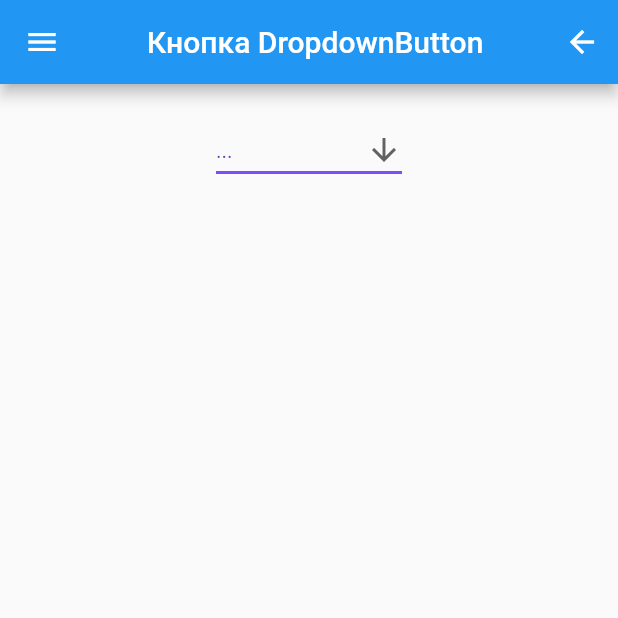
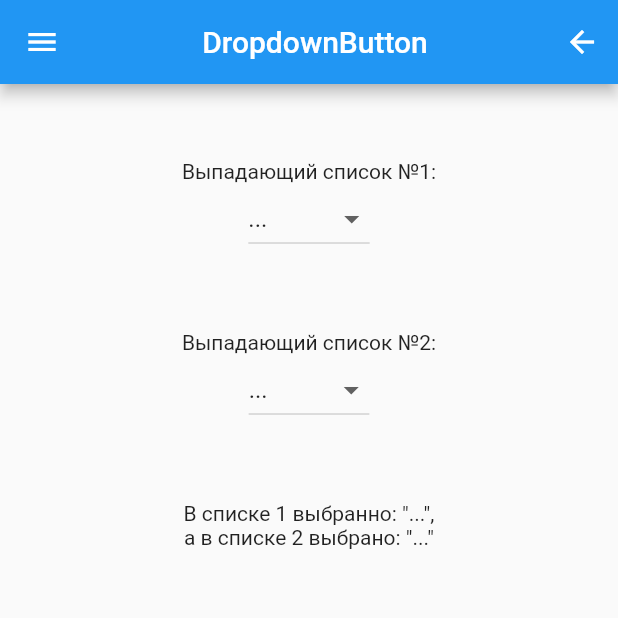
Before and after one commit to IvanAGrebenkin/trial_work, a Flutter app: the screen it shows after launch, after a tap on "Переход к кнопке DropdownButton", on a phone screen of 412 x 824 dp, the top half of it. Run offline on Flutter 3.47's test engine with Material 2 defaults, Android fonts, the phone set to English and light mode, and no system bars.

Commit message:
На странице DropdownButton реализованы два выпадающих списка. Второй список активен для выбора только при условии выбора значения в первом списке.

```diff
--- a/lib/Screens/drop_down_button.dart
+++ b/lib/Screens/drop_down_button.dart
@@ -1,26 +1,81 @@
+import 'package:flutter/cupertino.dart';
 import 'package:flutter/material.dart';
+import 'package:trial_work/Utils/widgets.dart';
 
-import '../Utils/widgets.dart';
 
-class MyDropdownButton extends StatelessWidget {
+class MyDropdownButton extends StatefulWidget {
   const MyDropdownButton({Key? key}) : super(key: key);
 
-  // static const String _title = 'Flutter Code Sample';
+  @override
+  State<MyDropdownButton> createState() => _MyDropdownButtonState();
+}
 
-  get pageName => 'Кнопка DropdownButton';
+class _MyDropdownButtonState extends State<MyDropdownButton> {
+  get pageName => 'DropdownButton';
+
+
+
+  get items1 => <String>['...', 'Один', 'Два', 'Три', 'Четыре', ];
+  get items2 => <String>['...', 'Пять', 'Шесть', 'Семь', 'Восемь', ];
+
+  String dropdownValue1 = '...';
+  String dropdownValue2 = '...';
+
+  bool a = true;
 
   @override
   Widget build(BuildContext context) {
     return MaterialApp(
-      // title: _title,
       home: Scaffold(
         appBar: appBar(context, pageName),
         drawer: navDrawer(context),
         body: Center(
           child: Column(
-            children: const [
-              SizedBox(height: 20,),
-              MyStatefulWidget(),
+            children: [
+              const SizedBox(height: 50,),
+              const Text('Выпадающий список №1:'),
+              DropdownButton(
+                value: dropdownValue1,
+                  items: items1.map<DropdownMenuItem<String>>((String value) {
+                      return DropdownMenuItem<String>(
+                        value: value,
+                        child: Text(value),
+                      );}).toList(),
+                onChanged: (String? newValue){ setState(() {
+                  dropdownValue1 = newValue!;
+                  if (newValue == '...') {dropdownValue2 = '...'; a=true;} else{a=false;}
+                });},
+                // onChanged: (String? newValue){ setState(() {
+                //   dropdownValue1 = newValue!;
+                // });},
+              ),
+              const SizedBox(height: 50,),
+              const Text('Выпадающий список №2:'),
+              IgnorePointer(
+                ignoring: a,
+                child: DropdownButton(
+                  value: dropdownValue2,
+                  items: items2.map<DropdownMenuItem<String>>((String value) {
+                    return DropdownMenuItem<String>(
+                      value: value,
+                      child: Text(value),
+                    );}).toList(),
+                  onChanged: (String? newValue){ setState(() {
+                    dropdownValue2 = newValue!;
+                  });},
+                ),
+              ),
+              const SizedBox(height: 50,),
+              Padding(
+                padding: const EdgeInsets.symmetric(horizontal: 50.0),
+                child: Text('В списке 1 выбранно: "$dropdownValue1",',
+                  textAlign: TextAlign.center,),
+              ),
+              Padding(
+                padding: const EdgeInsets.symmetric(horizontal: 50.0),
+                child: Text('а в списке 2 выбрано: "$dropdownValue2"',
+                  textAlign: TextAlign.center,),
+              ),
             ],
           ),
         ),
@@ -28,47 +83,3 @@ class MyDropdownButton extends StatelessWidget {
     );
   }
 }
-
-class MyStatefulWidget extends StatefulWidget {
-  const MyStatefulWidget({Key? key}) : super(key: key);
-
-  @override
-  State<MyStatefulWidget> createState() => _MyStatefulWidgetState();
-}
-
-class _MyStatefulWidgetState extends State<MyStatefulWidget> {
-  String dropdownValue = '...';
-
-  @override
-  Widget build(BuildContext context) {
-    return DropdownButton<String>(
-      hint: const SizedBox(width: 100,),
-      // disabledHint: const SizedBox(width: 50,),
-      focusColor: Colors.lightGreen,
-      dropdownColor: Color(0xFFFFCCBC), // фон выпавшего списка
-      autofocus: false,
-      alignment: AlignmentDirectional.centerStart,
-      value: dropdownValue,
-      icon: const Icon(Icons.arrow_downward),
-      elevation: 16,
-      style: const TextStyle(color: Colors.deepPurple),
-      underline: Container(
-        height: 2,
-        color: Colors.deepPurpleAccent,
-      ),
-      onChanged: (String? newValue) {
-        setState(() {
-          dropdownValue = newValue!;
-        });
-      },
-      onTap:(){},
-      items: <String>['...','Один', 'Два', 'Три', 'Четыре.........']
-          .map<DropdownMenuItem<String>>((String value) {
-        return DropdownMenuItem<String>(
-          value: value,
-          child: Text(value),
-        );
-      }).toList(),
-    );
-  }
-}
```
